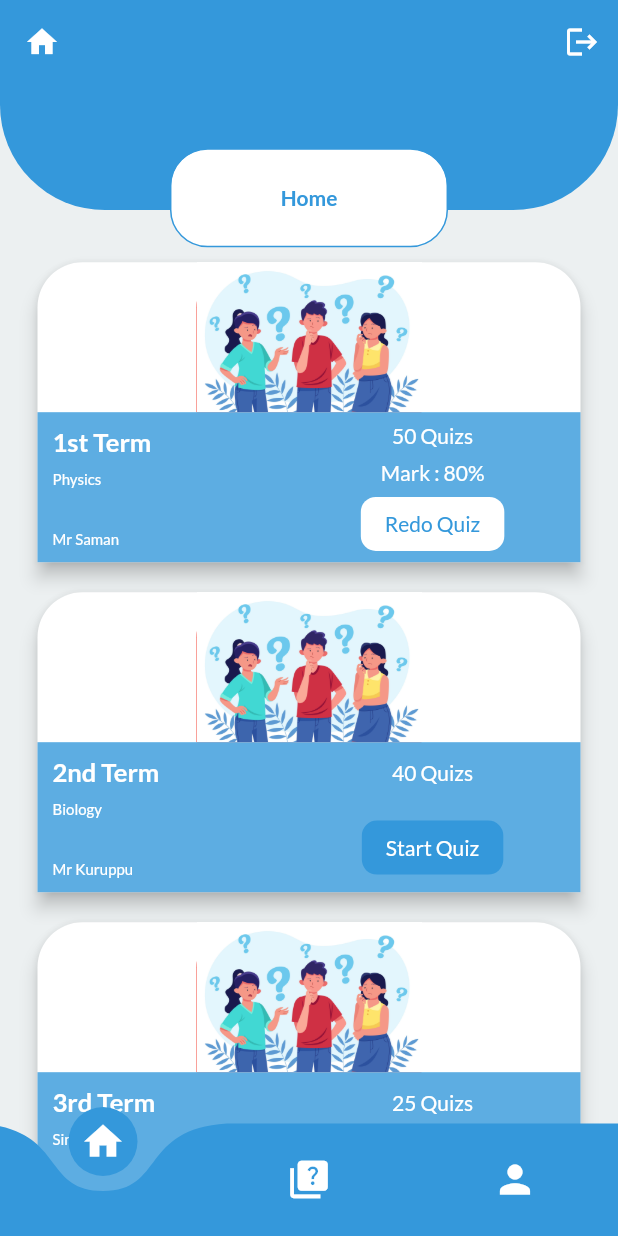
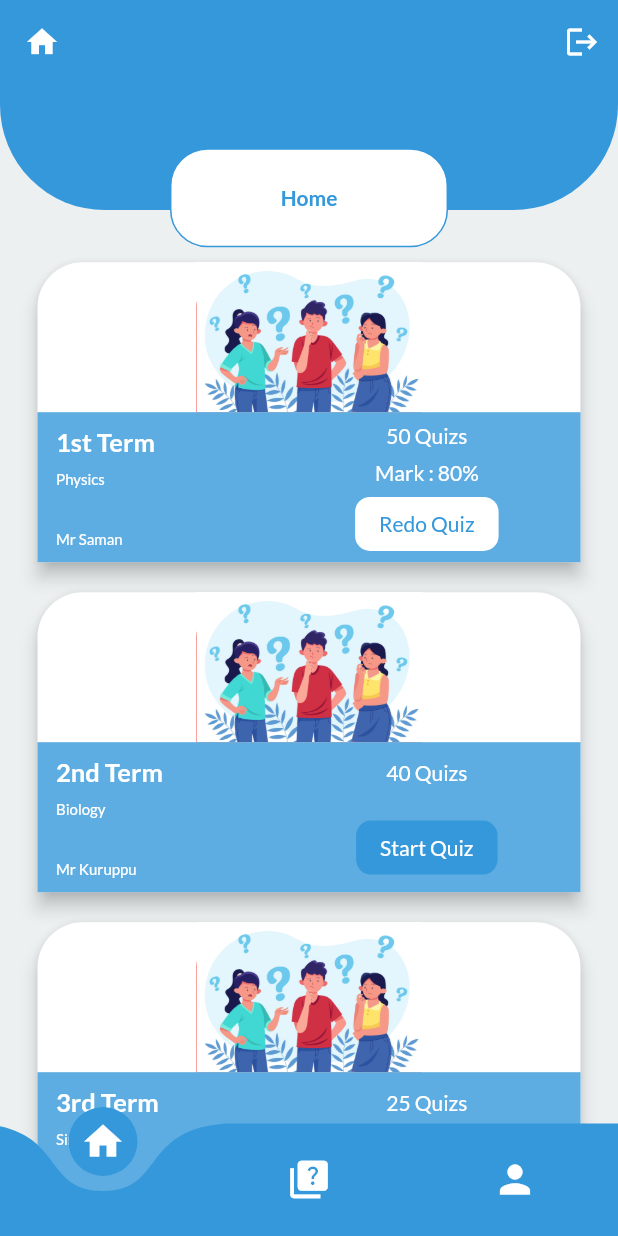
Before and after one commit to CODASL/Quiz_app_fcourse, a Flutter app: the Home screen opened by its route, on a phone screen of 412 x 824 dp. Run offline on Flutter 3.47's test engine with Material 2 defaults, Android fonts, the phone set to English and light mode, and no system bars; drawn by our look-alikes of curved_navigation_bar; our stand-ins replace animated_splash_screen, google_fonts.

Commit message:
responsive changes

```diff
--- a/lib/Widgets/HomeScreen/test_tile_details.dart
+++ b/lib/Widgets/HomeScreen/test_tile_details.dart
@@ -22,7 +22,7 @@ class TestTileDetails extends StatelessWidget {
       child: Container(
         color: primaryColor.withOpacity(0.8),
         child: Padding(
-          padding: const EdgeInsets.symmetric(horizontal: 10),
+          padding: EdgeInsets.symmetric(horizontal: ScreenSize.width! * 0.03),
           child: Row(
             children: [
               TestTileLeft(
@@ -46,7 +46,7 @@ class TestTileRight extends StatelessWidget {
   @override
   Widget build(BuildContext context) {
     return SizedBox(
-      width: ScreenSize.width! * 0.41,
+      width: ScreenSize.width! * 0.4,
       child: Column(
         mainAxisAlignment: MainAxisAlignment.spaceEvenly,
         children: [
@@ -87,7 +87,7 @@ class TestTileLeft extends StatelessWidget {
   @override
   Widget build(BuildContext context) {
     return SizedBox(
-      width: ScreenSize.width! * 0.41,
+      width: ScreenSize.width! * 0.4,
       child: Column(
         crossAxisAlignment: CrossAxisAlignment.start,
         mainAxisAlignment: MainAxisAlignment.spaceEvenly,
--- a/lib/main.dart
+++ b/lib/main.dart
@@ -1,3 +1,4 @@
+import 'package:flutter/foundation.dart';
 import 'package:flutter/material.dart';
 import 'package:provider/provider.dart';
 import 'package:quiz_app/Constants/colors.dart';
@@ -6,8 +7,11 @@ import 'package:quiz_app/Providers/providers.dart';
 import 'package:quiz_app/Routers/route_names.dart';
 import 'Routers/route.dart';
 
+
 void main() {
-  runApp(const MyApp());
+  runApp(
+    const MyApp(),
+  );
 }
 
 class MyApp extends StatelessWidget {
--- a/pubspec.yaml
+++ b/pubspec.yaml
@@ -39,6 +39,7 @@ dependencies:
   provider: ^6.0.2
   scale_button: ^2.1.2
   curved_navigation_bar: ^1.0.1
+  device_preview: ^1.0.0
 
 
 dev_dependencies:
```
Also changed, not shown: pubspec.lock.
